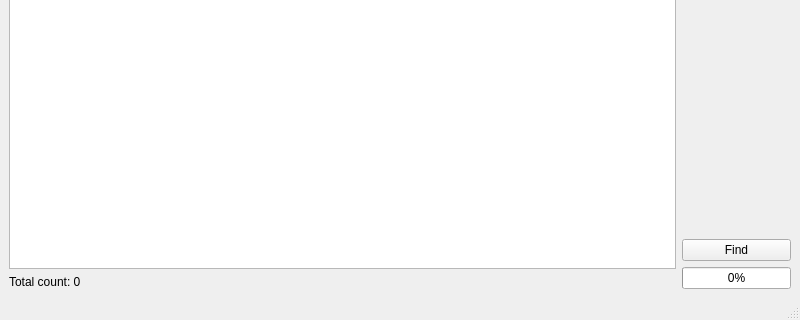
Above: src/gui/mainwindow.ui from AnatoliiShablov/grep before the change; both pictures show x 0 to 800 and y 280 to 600 of the 800 by 600 pixel window. Below: the same form after it.
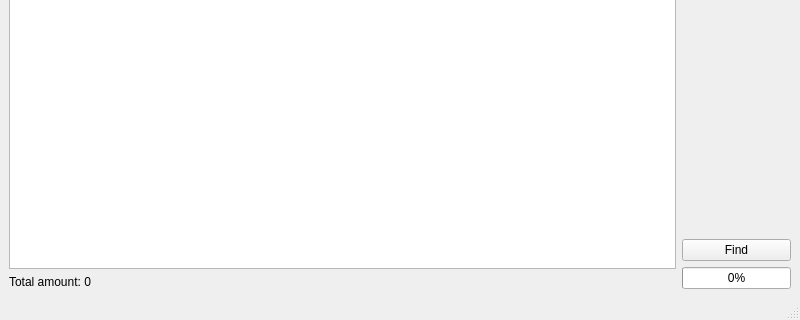
That is the form after the change.

```diff
--- a/src/gui/mainwindow.ui
+++ b/src/gui/mainwindow.ui
@@ -71,7 +71,7 @@
       <item>
        <widget class="QLabel" name="total_amount">
         <property name="text">
-         <string>Total count: 0</string>
+         <string>Total amount: 0</string>
         </property>
        </widget>
       </item>
```
Left out of the diff: 4 changed lines with no effect on the pictures.
